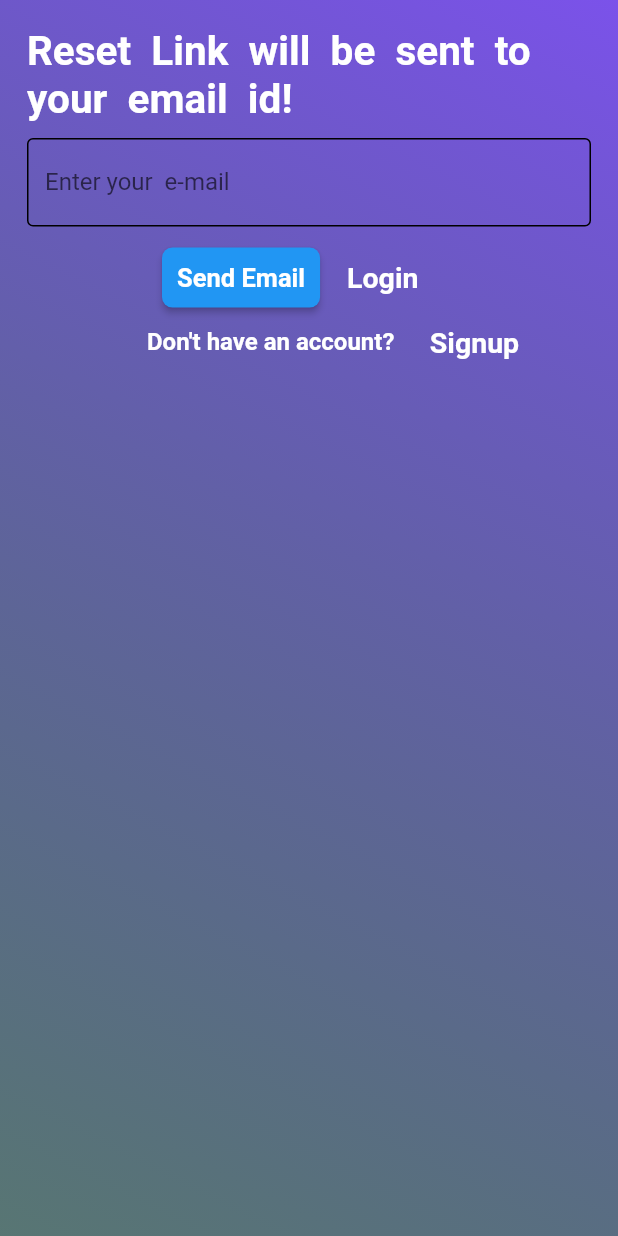
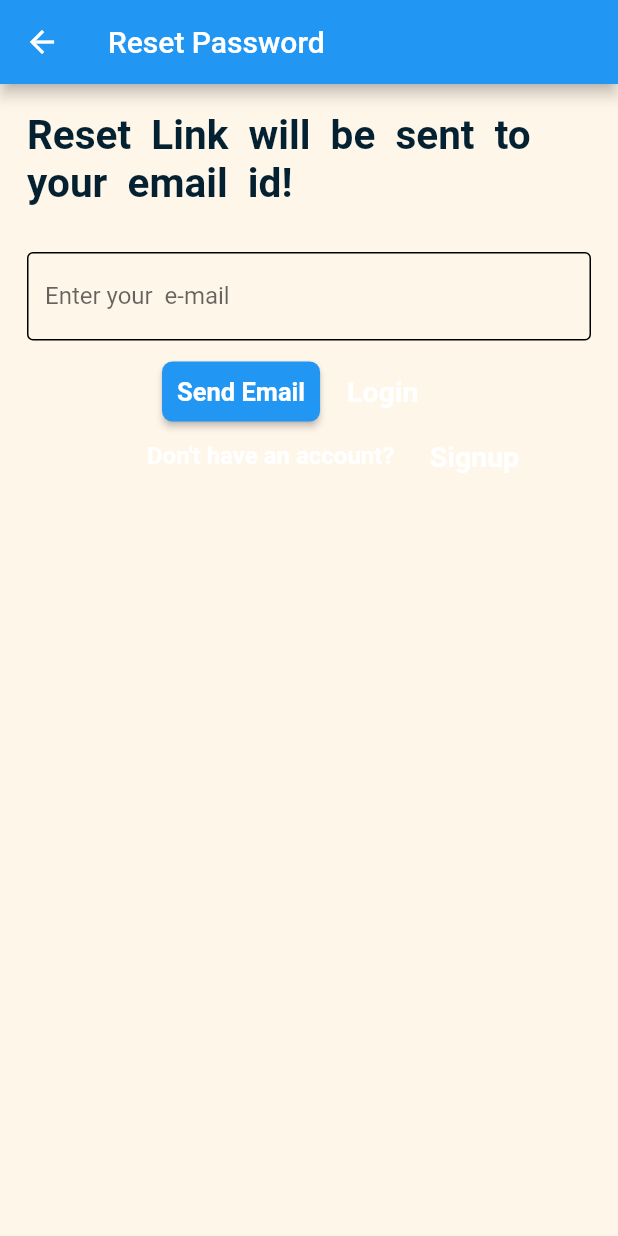
Before and after one commit to utsavshumsher/Hostel_Management_system, a Flutter app: the Forgot_Pass screen opened directly, on a phone screen of 412 x 824 dp. Run offline on Flutter 3.47's test engine with Material 2 defaults, Android fonts, the phone set to English and light mode, and no system bars; our stand-ins replace firebase_auth, firebase_core, google_fonts, motion_toast, pin_code_fields, rflutter_alert and 1 more; accounts and stored records are empty; Roboto replaces fonts that are missing (Alike).

Commit message:
forgot_Pass

```diff
--- a/lib/screens/login/forgot_pass.dart
+++ b/lib/screens/login/forgot_pass.dart
@@ -13,14 +13,9 @@ class _Forgot_PassState extends State<Forgot_Pass> {
   @override
   Widget build(BuildContext context) {
     return Scaffold(
+      appBar: AppBar(title: Text("Reset Password")),
       backgroundColor: Color(0xFFFFF6EA),
       body: Container(
-        decoration: BoxDecoration(
-          gradient: LinearGradient(colors: [
-            Color.fromARGB(255, 123, 82, 234),
-            Color.fromARGB(172, 7, 56, 58)
-          ], begin: Alignment.topRight, end: Alignment.bottomLeft),
-        ),
         child: Padding(
           padding: const EdgeInsets.all(18.0),
           child: Column(children: [
@@ -32,12 +27,12 @@ class _Forgot_PassState extends State<Forgot_Pass> {
                   style: TextStyle(
                       fontWeight: FontWeight.bold,
                       fontSize: 27,
-                      color: Colors.white),
+                      color: Color.fromARGB(255, 3, 33, 49)),
                 ),
               ),
             ),
             SizedBox(
-              height: 10,
+              height: 30,
             ),
             TextFormField(
               decoration: InputDecoration(
```
